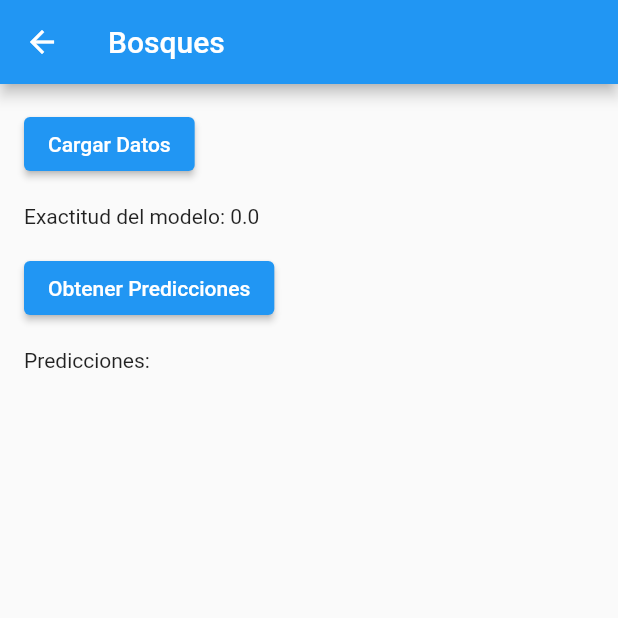
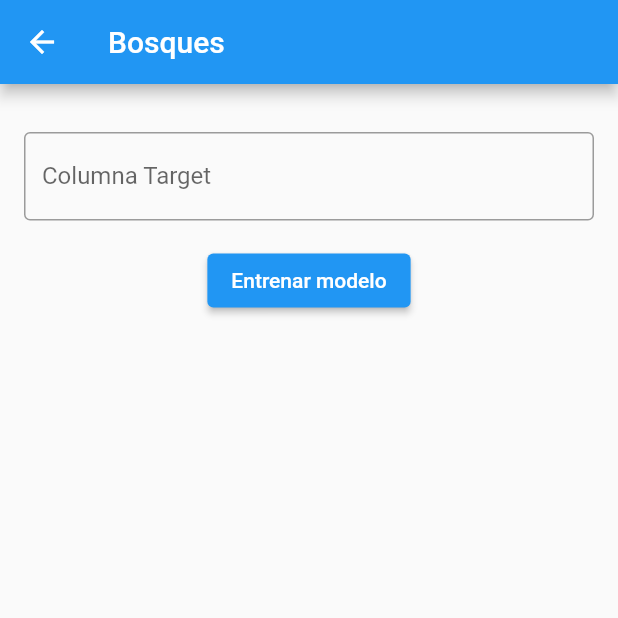
Before and after one commit to Fernando1612/data_mining_project, a Flutter app: the BosquesScreen screen opened directly, on a phone screen of 412 x 824 dp, the top half of it. Run offline on Flutter 3.47's test engine with Material 2 defaults, Android fonts, the phone set to English and light mode, and no system bars; our stand-ins replace csv, file_picker; network calls fail.

Commit message:
Added Bosques y curva ROC

```diff
--- a/lib/bosques.dart
+++ b/lib/bosques.dart
@@ -1,6 +1,7 @@
 import 'package:flutter/material.dart';
 import 'package:http/http.dart' as http;
 import 'dart:convert';
+import 'dart:typed_data';
 
 class BosquesScreen extends StatefulWidget {
   @override
@@ -8,36 +9,47 @@ class BosquesScreen extends StatefulWidget {
 }
 
 class _BosquesScreenState extends State<BosquesScreen> {
+  List<String> columnNames = [];
+  String targetColumn = '';
+  late Uint8List rocImage;
   double accuracy = 0.0;
-  List<dynamic> predictions = [];
-  Future<void> cargarDatos() async {
-    final url = Uri.parse('http://127.0.0.1:5000/?target_column=clase_objetivo');
-    final response = await http.get(url);
+  String encodedImage = '';
+
+  @override
+  void initState() {
+    super.initState();
+    fetchColumnNames();
+  }
+
+  Future<void> fetchColumnNames() async {
+    final response = await http.get(Uri.parse('http://127.0.0.1:5000/column-names'));
+    if (response.statusCode == 200) {
+      final data = json.decode(response.body);
+      setState(() {
+        columnNames = List<String>.from(data['column_names']);
+      });
+    }
+  }
+
+  void updateTargetColumn(String value) {
+    setState(() {
+      targetColumn = value;
+    });
+  }
+
+  void trainModel() async {
+    String apiUrl = 'http://127.0.0.1:5000/forest?target_column=$targetColumn';
+    final response = await http.get(Uri.parse(apiUrl));
     if (response.statusCode == 200) {
       final data = json.decode(response.body);
       setState(() {
         accuracy = data['accuracy'];
+        encodedImage = data['roc_image'];
       });
+      // Decodificar la imagen codificada en base64
+      rocImage = base64Decode(encodedImage);
     } else {
-      throw Exception('Error en la solicitud GET');
-    }
-  }
-
-  Future<void> obtenerPredicciones() async {
-    final nuevosDatos = [{'feature1': 1, 'feature2': 4}, {'feature1': 2, 'feature2': 5}];
-    final url = Uri.parse('http://127.0.0.1:5000/predict');
-    final response = await http.post(
-      url,
-      headers: {'Content-Type': 'application/json'},
-      body: json.encode(nuevosDatos),
-    );
-    if (response.statusCode == 200) {
-      final data = json.decode(response.body);
-      setState(() {
-        predictions = data['predictions'];
-      });
-    } else {
-      throw Exception('Error en la solicitud POST');
+      // Manejar el error de la solicitud HTTP
     }
   }
 
@@ -47,34 +59,60 @@ class _BosquesScreenState extends State<BosquesScreen> {
       appBar: AppBar(
         title: Text('Bosques'),
       ),
-      body: Padding(
+      body: SingleChildScrollView(
+        child: Padding(
           padding: EdgeInsets.all(16.0),
           child: Column(
+            children: [
+              SingleChildScrollView(
+                scrollDirection: Axis.horizontal,
+                child: Row(
+                  children: [
+                    for (String columnName in columnNames)
+                      Container(
+                        padding: EdgeInsets.all(8.0),
+                        margin: EdgeInsets.symmetric(horizontal: 4.0),
+                        decoration: BoxDecoration(
+                          border: Border.all(),
+                        ),
+                        child: Text(columnName),
+                      ),
+                  ],
+                ),
+              ),
+              SizedBox(height: 16.0),
+              TextField(
+                decoration: InputDecoration(
+                  labelText: 'Columna Target',
+                  border: OutlineInputBorder(),
+                ),
+                onChanged: updateTargetColumn,
+              ),
+              SizedBox(height: 16.0),
+              ElevatedButton(
+                onPressed: trainModel,
+                child: Text('Entrenar modelo'),
+              ),
+              SizedBox(height: 16.0),
+              if (accuracy != 0.0)
+                Column(
                   crossAxisAlignment: CrossAxisAlignment.start,
                   children: [
-            ElevatedButton(
-              onPressed: () {
-                cargarDatos();
-              },
-              child: Text('Cargar Datos'),
+                    Text(
+                      'El valor de precisión del modelo es: ${accuracy.toStringAsFixed(2)}',
+                      style: TextStyle(
+                        fontSize: 18.0,
+                        fontWeight: FontWeight.bold,
                       ),
+                    ),
+                    if (rocImage != null) ...[
                       SizedBox(height: 16.0),
-            Text('Exactitud del modelo: $accuracy'),
-            SizedBox(height: 16.0),
-            ElevatedButton(
-              onPressed: () {
-                obtenerPredicciones();
-              },
-              child: Text('Obtener Predicciones'),
-            ),
-            SizedBox(height: 16.0),
-            Text('Predicciones:'),
-            Column(
-              children: predictions.map((prediction) {
-                return Text(prediction.toString());
-              }).toList(),
+                      Image.memory(rocImage),
+                    ],
+                  ],
                 ),
             ],
+          ),
         ),
       ),
     );
```
Also changed, not shown: lib/exploracion.dart (+9 -6 lines). Lines whose indentation alone changed are shown as unchanged.
